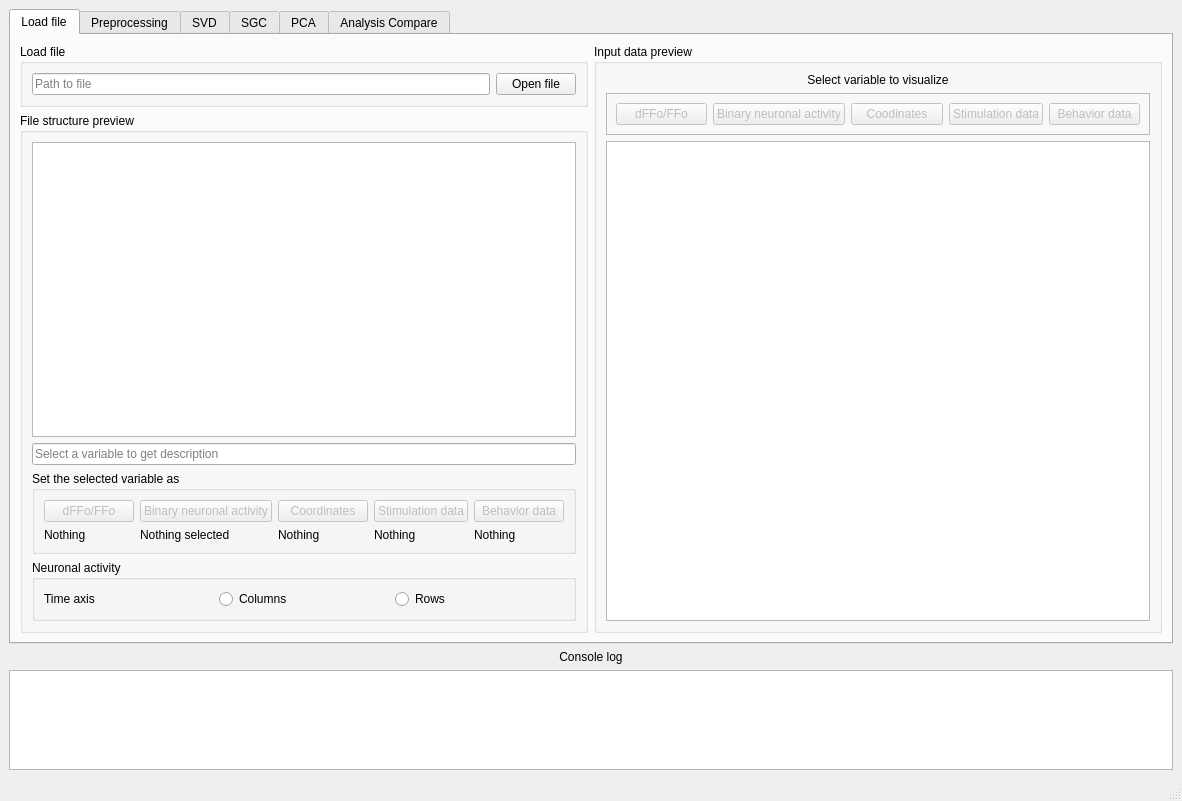
Old version of the form gui/MainWindow.ui in the repository rivelco/ENCORE.
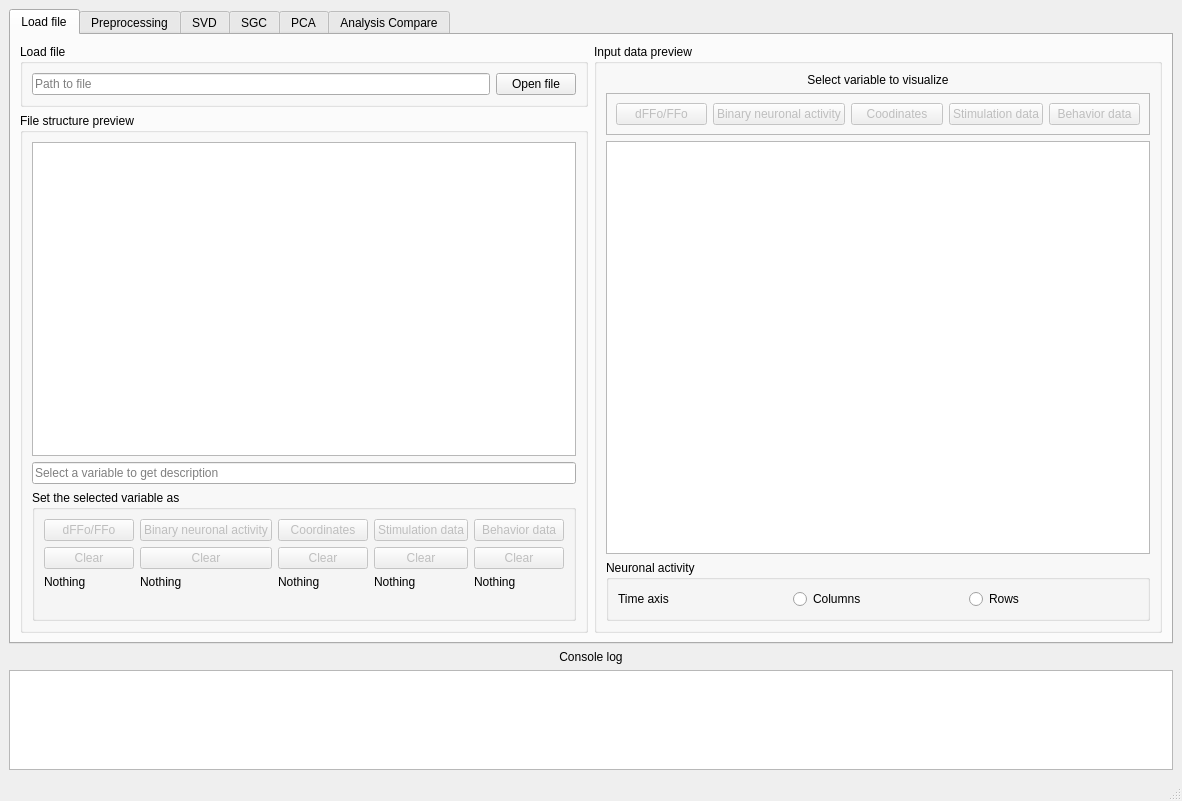
New version of the form. Custom widgets are drawn as their Qt base class.

Commit message: Advances in data input and preview

The edit to the form file:
```diff
--- a/gui/MainWindow.ui
+++ b/gui/MainWindow.ui
@@ -149,6 +149,36 @@
              </property>
             </widget>
            </item>
+           <item>
+            <widget class="QGroupBox" name="groupBox_5">
+             <property name="title">
+              <string>Neuronal activity</string>
+             </property>
+             <layout class="QHBoxLayout" name="horizontalLayout_3">
+              <item>
+               <widget class="QLabel" name="label_5">
+                <property name="text">
+                 <string>Time axis</string>
+                </property>
+               </widget>
+              </item>
+              <item>
+               <widget class="QRadioButton" name="radioButton_2">
+                <property name="text">
+                 <string>Columns</string>
+                </property>
+               </widget>
+              </item>
+              <item>
+               <widget class="QRadioButton" name="radioButton">
+                <property name="text">
+                 <string>Rows</string>
+                </property>
+               </widget>
+              </item>
+             </layout>
+            </widget>
+           </item>
           </layout>
          </widget>
         </item>
@@ -248,6 +278,37 @@
                 </property>
                </widget>
               </item>
+              <item row="2" column="3">
+               <widget class="QLabel" name="lbl_stim_select">
+                <property name="text">
+                 <string>Nothing</string>
+                </property>
+               </widget>
+              </item>
+              <item row="0" column="4">
+               <widget class="QPushButton" name="btn_set_behavior">
+                <property name="enabled">
+                 <bool>false</bool>
+                </property>
+                <property name="text">
+                 <string>Behavior data</string>
+                </property>
+               </widget>
+              </item>
+              <item row="2" column="0">
+               <widget class="QLabel" name="lbl_dffo_select">
+                <property name="text">
+                 <string>Nothing</string>
+                </property>
+               </widget>
+              </item>
+              <item row="2" column="2">
+               <widget class="QLabel" name="lbl_coordinates_select">
+                <property name="text">
+                 <string>Nothing</string>
+                </property>
+               </widget>
+              </item>
               <item row="0" column="2">
                <widget class="QPushButton" name="btn_set_coordinates">
                 <property name="enabled">
@@ -268,71 +329,95 @@
                 </property>
                </widget>
               </item>
-              <item row="0" column="4">
-               <widget class="QPushButton" name="btn_set_behavior_data">
-                <property name="enabled">
-                 <bool>false</bool>
-                </property>
-                <property name="text">
-                 <string>Behavior data</string>
-                </property>
-               </widget>
-              </item>
-              <item row="2" column="2">
-               <widget class="QLabel" name="lbl_coordinates_select">
-                <property name="text">
-                 <string>Nothing</string>
-                </property>
-               </widget>
-              </item>
-              <item row="2" column="0">
-               <widget class="QLabel" name="lbl_dffo_select">
-                <property name="text">
-                 <string>Nothing</string>
-                </property>
-               </widget>
-              </item>
               <item row="2" column="1">
                <widget class="QLabel" name="lbl_neuronal_activity_select">
                 <property name="text">
-                 <string>Nothing selected</string>
-                </property>
-               </widget>
-              </item>
-              <item row="2" column="3">
-               <widget class="QLabel" name="lbl_stimulation_select">
-                <property name="text">
                  <string>Nothing</string>
                 </property>
                </widget>
               </item>
-             </layout>
-            </widget>
-           </item>
-           <item>
-            <widget class="QGroupBox" name="groupBox_5">
-             <property name="title">
-              <string>Neuronal activity</string>
-             </property>
-             <layout class="QHBoxLayout" name="horizontalLayout_3">
-              <item>
-               <widget class="QLabel" name="label_5">
+              <item row="3" column="0">
+               <widget class="QLabel" name="lbl_dffo_select_name">
                 <property name="text">
-                 <string>Time axis</string>
+                 <string/>
                 </property>
                </widget>
               </item>
-              <item>
-               <widget class="QRadioButton" name="radioButton_2">
+              <item row="3" column="2">
+               <widget class="QLabel" name="lbl_coordinates_select_name">
                 <property name="text">
-                 <string>Columns</string>
+                 <string/>
                 </property>
                </widget>
               </item>
-              <item>
-               <widget class="QRadioButton" name="radioButton">
+              <item row="3" column="3">
+               <widget class="QLabel" name="lbl_stim_select_name">
                 <property name="text">
-                 <string>Rows</string>
+                 <string/>
+                </property>
+               </widget>
+              </item>
+              <item row="3" column="4">
+               <widget class="QLabel" name="lbl_behavior_select_name">
+                <property name="text">
+                 <string/>
+                </property>
+               </widget>
+              </item>
+              <item row="3" column="1">
+               <widget class="QLabel" name="lbl_neuronal_activity_select_name">
+                <property name="text">
+                 <string/>
+                </property>
+               </widget>
+              </item>
+              <item row="1" column="0">
+               <widget class="QPushButton" name="btn_clear_dFFo">
+                <property name="enabled">
+                 <bool>false</bool>
+                </property>
+                <property name="text">
+                 <string>Clear</string>
+                </property>
+               </widget>
+              </item>
+              <item row="1" column="1">
+               <widget class="QPushButton" name="btn_clear_neuronal_activity">
+                <property name="enabled">
+                 <bool>false</bool>
+                </property>
+                <property name="text">
+                 <string>Clear</string>
+                </property>
+               </widget>
+              </item>
+              <item row="1" column="2">
+               <widget class="QPushButton" name="btn_clear_coordinates">
+                <property name="enabled">
+                 <bool>false</bool>
+                </property>
+                <property name="text">
+                 <string>Clear</string>
+                </property>
+               </widget>
+              </item>
+              <item row="1" column="3">
+               <widget class="QPushButton" name="btn_clear_stim">
+                <property name="enabled">
+                 <bool>false</bool>
+                </property>
+                <property name="text">
+                 <string>Clear</string>
+                </property>
+               </widget>
+              </item>
+              <item row="1" column="4">
+               <widget class="QPushButton" name="btn_clear_behavior">
+                <property name="enabled">
+                 <bool>false</bool>
+                </property>
+                <property name="text">
+                 <string>Clear</string>
                 </property>
                </widget>
               </item>
```
Left out of the diff: 28 changed lines with no effect on the pictures. The commit also changes 2 other files.
